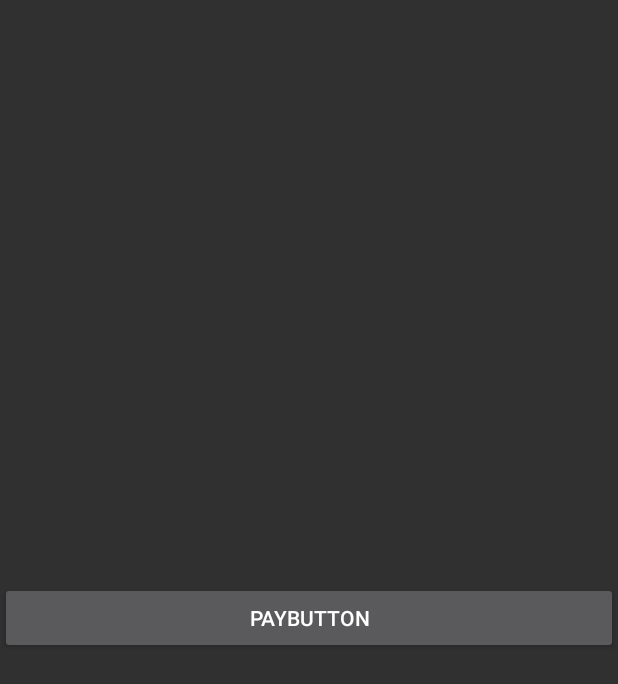
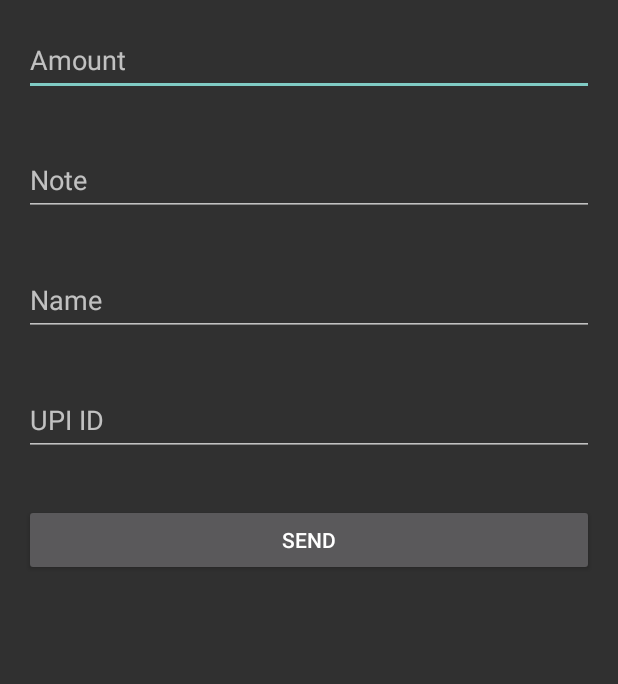
Before and after one commit to AmulPandey/Library_Bee, an Android app: the screen it shows after launch once a user with an empty profile is signed in (paymentActivity), after a tap on an icon or button, on a phone screen of 412 x 824 dp. Shown: the top 684 px of the screen. Run offline under Robolectric (Android 15) with nearby library versions, the phone set to English and light mode, and no system bars; our stand-ins replace Firebase (no records; nobody signed in at launch, a user with empty details on screens opened directly).

Commit message:
payment done

```diff
--- a/app/src/main/AndroidManifest.xml
+++ b/app/src/main/AndroidManifest.xml
@@ -9,7 +9,6 @@
     <uses-permission android:name="android.permission.ACCESS_WIFI_STATE" />
     <uses-permission android:name="android.permission.VIBRATE" />
 
-
     <application
         android:allowBackup="true"
         android:dataExtractionRules="@xml/data_extraction_rules"
@@ -20,6 +19,8 @@
         android:supportsRtl="true"
         android:theme="@style/Theme.Design.NoActionBar"
         tools:targetApi="31" >
+
+
         <activity
             android:name=".paymentActivity"
             android:exported="false" />
--- a/app/src/main/java/com/example/LibraryBee/HomeProfile.java
+++ b/app/src/main/java/com/example/LibraryBee/HomeProfile.java
@@ -44,7 +44,9 @@ public class HomeProfile extends Activity {
                     auth.signOut();
 
                     // Redirect to the login page
-                    startActivity(new Intent(this, Login.class)); // Use 'this' instead of requireActivity()
+                    Intent loginIntent = new Intent(HomeProfile.this, Login.class);
+                    loginIntent.addFlags(Intent.FLAG_ACTIVITY_CLEAR_TASK | Intent.FLAG_ACTIVITY_NEW_TASK);
+                    startActivity(loginIntent);
                     finish(); // Close the current activity
                 })
                 .setNegativeButton("Cancel", (dialog, which) -> {
--- a/app/src/main/java/com/example/LibraryBee/MainActivity.java
+++ b/app/src/main/java/com/example/LibraryBee/MainActivity.java
@@ -6,13 +6,17 @@ import androidx.fragment.app.Fragment;
 import androidx.fragment.app.FragmentManager;
 import androidx.fragment.app.FragmentTransaction;
 
+import android.content.Intent;
 import android.os.Bundle;
 import android.view.MenuItem;
 
 import com.google.android.material.bottomnavigation.BottomNavigationView;
-import com.stripe.android.PaymentConfiguration;
+import com.google.firebase.auth.FirebaseAuth;
+
 
 public class MainActivity extends AppCompatActivity {
+
+    private FirebaseAuth auth;
     BottomNavigationView btnview;
 
 
@@ -21,7 +25,12 @@ public class MainActivity extends AppCompatActivity {
         super.onCreate(savedInstanceState);
         setContentView(R.layout.activity_main);
 
-        PaymentConfiguration.init(this.getApplicationContext(), "pk_test_51OqyM0SDeine48rHkehE0UR9xcfpW05RvW7flN1glrwMPfMLsqmXg4nOpKjg5UlOu8mpDic1AxpHFLTtc6dIBX6l00EeYRJd2b");
+        auth = FirebaseAuth.getInstance();
+
+        String userId = auth.getCurrentUser().getUid();
+
+        // Schedule the subscription job
+
 
         btnview=findViewById(R.id.btnview);
 
--- a/app/src/main/java/com/example/LibraryBee/home.java
+++ b/app/src/main/java/com/example/LibraryBee/home.java
@@ -1,22 +1,53 @@
 package com.example.LibraryBee;
 
+import android.app.Activity;
 import android.content.Intent;
 import android.os.Bundle;
+import android.util.Log;
 import android.view.LayoutInflater;
 import android.view.View;
 import android.view.ViewGroup;
 import android.widget.Button;
 import android.widget.ImageView;
+import android.widget.TextView;
+
+import androidx.annotation.NonNull;
+import androidx.annotation.Nullable;
 import androidx.fragment.app.Fragment;
+
+import com.google.firebase.auth.FirebaseAuth;
+import com.google.firebase.auth.FirebaseUser;
+import com.google.firebase.database.DataSnapshot;
+import com.google.firebase.database.DatabaseError;
+import com.google.firebase.database.DatabaseReference;
+import com.google.firebase.database.FirebaseDatabase;
+import com.google.firebase.database.ValueEventListener;
+
 public class home extends Fragment {
+
+
+    private DatabaseReference subscriptionRef;
+    private FirebaseAuth auth;
+
+    @Override
+    public void onCreate(@Nullable Bundle savedInstanceState) {
+        super.onCreate(savedInstanceState);
+
+        // Initialize FirebaseAuth
+        auth = FirebaseAuth.getInstance();
+    }
+
+
 
     @Override
     public View onCreateView(LayoutInflater inflater, ViewGroup container, Bundle savedInstanceState) {
         View view = inflater.inflate(R.layout.fragment_home, container, false);
 
-        // Correctly find the ImageView
+         //Correctly find the ImageView
         ImageView homeProfile = view.findViewById(R.id.homepro);
+        Button btn1 = view.findViewById(R.id.btn1);
         Button btn3 = view.findViewById(R.id.btn3);
+
 
         // Set click listener and start activity
         homeProfile.setOnClickListener(new View.OnClickListener() {
@@ -26,6 +57,11 @@ public class home extends Fragment {
                 startActivity(intent); // Start the new activity
             }
         });
+
+
+        // btn1 setup
+
+
 
         btn3.setOnClickListener(new View.OnClickListener() {
             @Override
@@ -37,4 +73,6 @@ public class home extends Fragment {
 
         return view;
     }
+
+
 }
--- a/app/src/main/res/layout/activity_payment.xml
+++ b/app/src/main/res/layout/activity_payment.xml
@@ -1,21 +1,64 @@
 <?xml version="1.0" encoding="utf-8"?>
-<androidx.constraintlayout.widget.ConstraintLayout
-    xmlns:android="http://schemas.android.com/apk/res/android"
+<RelativeLayout xmlns:android="http://schemas.android.com/apk/res/android"
     xmlns:tools="http://schemas.android.com/tools"
-    xmlns:app="http://schemas.android.com/apk/res-auto"
     android:layout_width="match_parent"
     android:layout_height="match_parent"
     tools:context=".paymentActivity">
 
+    <EditText
+        android:id="@+id/amount_et"
+        android:layout_width="match_parent"
+        android:layout_height="wrap_content"
+        android:layout_marginStart="16dp"
+        android:layout_marginTop="16dp"
+        android:layout_marginEnd="16dp"
+        android:layout_marginBottom="16dp"
+        android:hint="Amount"
+        android:inputType="numberDecimal"
+        android:minHeight="48dp" />
+
+    <EditText
+        android:id="@+id/note"
+        android:layout_width="match_parent"
+        android:layout_height="wrap_content"
+        android:layout_below="@id/amount_et"
+        android:layout_marginStart="16dp"
+        android:layout_marginTop="16dp"
+        android:layout_marginEnd="16dp"
+        android:layout_marginBottom="16dp"
+        android:hint="Note"
+        android:minHeight="48dp" />
+
+    <EditText
+        android:id="@+id/name"
+        android:layout_width="match_parent"
+        android:layout_height="wrap_content"
+        android:layout_below="@id/note"
+        android:layout_marginStart="16dp"
+        android:layout_marginTop="16dp"
+        android:layout_marginEnd="16dp"
+        android:layout_marginBottom="16dp"
+        android:hint="Name"
+        android:minHeight="48dp" />
+
+    <EditText
+        android:id="@+id/upi_id"
+        android:layout_width="match_parent"
+        android:layout_height="wrap_content"
+        android:layout_below="@id/name"
+        android:layout_marginStart="16dp"
+        android:layout_marginTop="16dp"
+        android:layout_marginEnd="16dp"
+        android:layout_marginBottom="16dp"
+        android:hint="UPI ID"
+        android:minHeight="48dp" />
 
     <Button
-        android:id="@+id/loda"
+        android:id="@+id/send"
         android:layout_width="match_parent"
         android:layout_height="wrap_content"
-        android:text="Paybutton"
-        app:layout_constraintBottom_toBottomOf="parent"
-        app:layout_constraintEnd_toEndOf="parent"
-        app:layout_constraintStart_toStartOf="parent"
-        app:layout_constraintTop_toTopOf="parent" />
+        android:text="Send"
+        android:layout_below="@id/upi_id"
+        android:layout_margin="16dp"/>
 
-  </androidx.constraintlayout.widget.ConstraintLayout>
+</RelativeLayout>
```
Also changed, not shown: app/src/main/java/com/example/LibraryBee/Signup.java (+8 -0 lines), app/src/main/java/com/example/LibraryBee/User.java (+3 -23 lines), app/src/main/java/com/example/LibraryBee/paymentActivity.java (+156 -72 lines).
